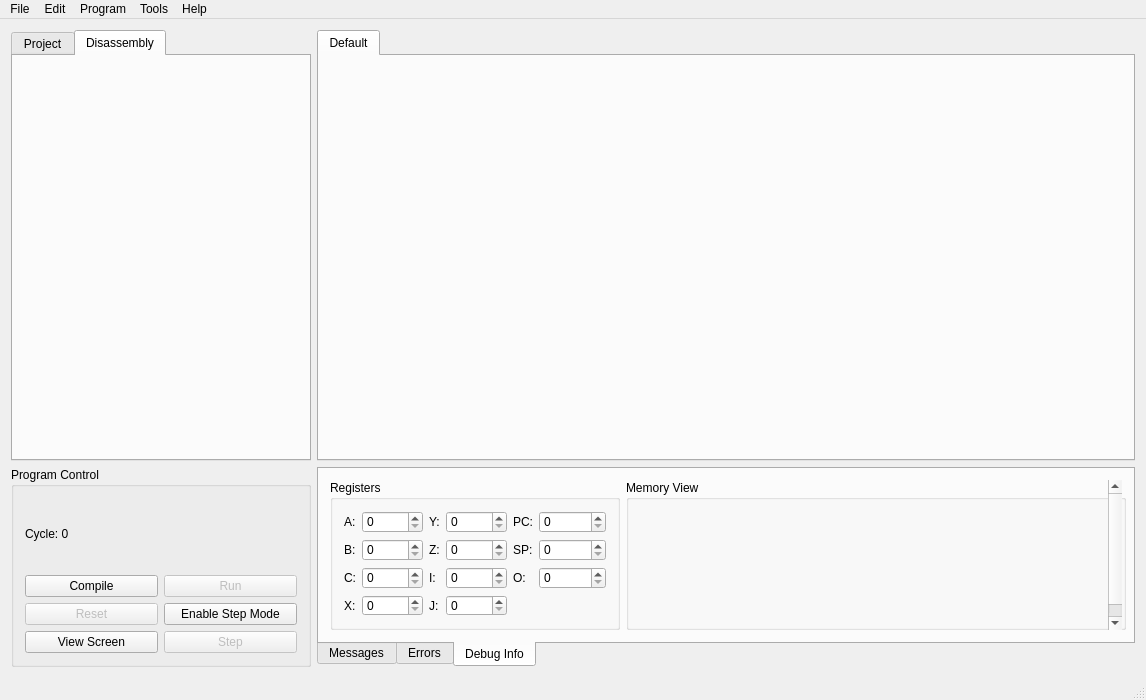
Above: dcpudeveloper.ui from jamie124/DCPU-Developer before the change. Below: the same form after it.
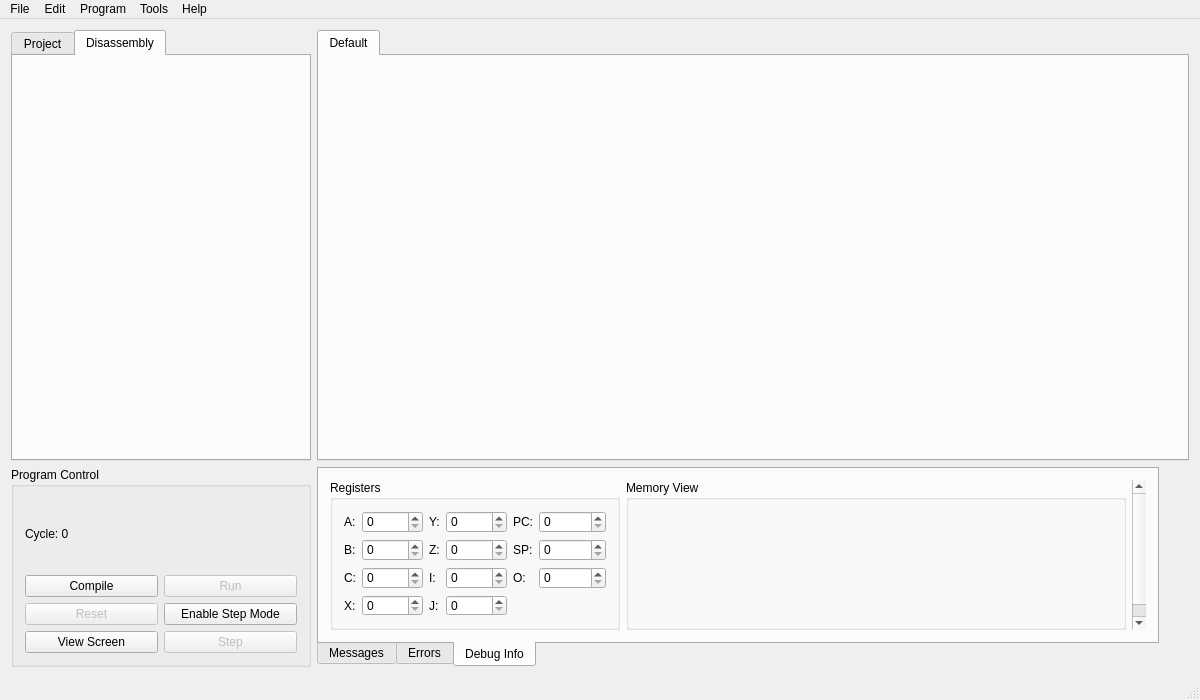
That is the form after the change. The open tabs and pages were chosen to show the change.

The edit to the form file:
```diff
--- a/dcpudeveloper.ui
+++ b/dcpudeveloper.ui
@@ -6,19 +6,19 @@
    <rect>
     <x>0</x>
     <y>0</y>
-    <width>1146</width>
+    <width>1200</width>
     <height>700</height>
    </rect>
   </property>
+  <property name="sizePolicy">
+   <sizepolicy hsizetype="Expanding" vsizetype="Expanding">
+    <horstretch>0</horstretch>
+    <verstretch>0</verstretch>
+   </sizepolicy>
+  </property>
   <property name="minimumSize">
    <size>
-    <width>1146</width>
-    <height>700</height>
-   </size>
-  </property>
-  <property name="maximumSize">
-   <size>
-    <width>1146</width>
+    <width>1200</width>
     <height>700</height>
    </size>
   </property>
@@ -41,11 +41,17 @@
         <height>0</height>
        </size>
       </property>
+      <property name="maximumSize">
+       <size>
+        <width>300</width>
+        <height>16777215</height>
+       </size>
+      </property>
       <property name="tabPosition">
        <enum>QTabWidget::North</enum>
       </property>
       <property name="currentIndex">
-       <number>0</number>
+       <number>1</number>
       </property>
       <widget class="QWidget" name="project_tab">
        <attribute name="title">
@@ -445,7 +451,7 @@
     <rect>
      <x>0</x>
      <y>0</y>
-     <width>1146</width>
+     <width>1200</width>
      <height>21</height>
     </rect>
    </property>
@@ -455,6 +461,7 @@
     </property>
     <addaction name="actionNew"/>
     <addaction name="actionSave"/>
+    <addaction name="actionSave_As"/>
     <addaction name="actionOpen"/>
     <addaction name="separator"/>
     <addaction name="actionExit"/>
@@ -658,6 +665,14 @@
     <enum>Qt::WidgetShortcut</enum>
    </property>
   </action>
+  <action name="actionSave_As">
+   <property name="text">
+    <string>Save As</string>
+   </property>
+   <property name="shortcut">
+    <string>Ctrl+Shift+S</string>
+   </property>
+  </action>
  </widget>
  <layoutdefault spacing="6" margin="11"/>
  <resources/>
```
